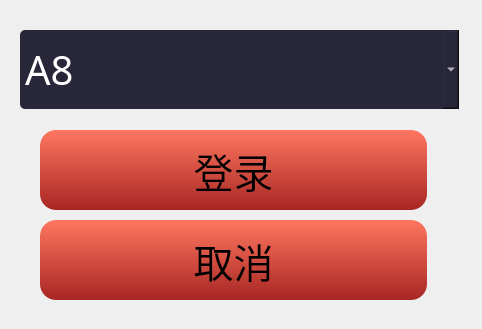
QPKJEDL/deskgame, file A89/login.ui: the form before one commit.
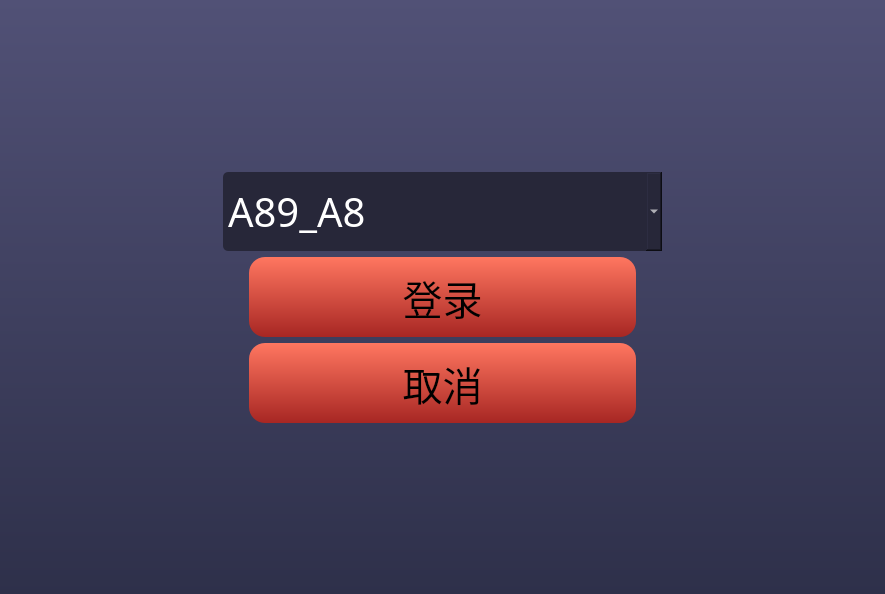
The form after the commit.

```diff
--- a/A89/login.ui
+++ b/A89/login.ui
@@ -6,22 +6,47 @@
    <rect>
     <x>0</x>
     <y>0</y>
-    <width>482</width>
-    <height>329</height>
+    <width>885</width>
+    <height>594</height>
    </rect>
   </property>
   <property name="windowTitle">
    <string>Form</string>
   </property>
+  <property name="styleSheet">
+   <string notr="true">background-color: qlineargradient(spread:pad, x1:0, y1:0, x2:0, y2:1, stop:0 rgba(81, 81, 118, 255), stop:1 rgba(46, 48, 74, 255));</string>
+  </property>
+  <layout class="QVBoxLayout" name="verticalLayout">
+   <item>
+    <spacer name="verticalSpacer">
+     <property name="orientation">
+      <enum>Qt::Vertical</enum>
+     </property>
+     <property name="sizeHint" stdset="0">
+      <size>
+       <width>20</width>
+       <height>100</height>
+      </size>
+     </property>
+    </spacer>
+   </item>
+   <item>
+    <layout class="QHBoxLayout" name="horizontalLayout_2">
+     <item>
+      <spacer name="horizontalSpacer">
+       <property name="orientation">
+        <enum>Qt::Horizontal</enum>
+       </property>
+       <property name="sizeHint" stdset="0">
+        <size>
+         <width>40</width>
+         <height>20</height>
+        </size>
+       </property>
+      </spacer>
+     </item>
+     <item>
   <widget class="QComboBox" name="comboBox">
-   <property name="geometry">
-    <rect>
-     <x>20</x>
-     <y>30</y>
-     <width>439</width>
-     <height>79</height>
-    </rect>
-   </property>
    <property name="minimumSize">
     <size>
      <width>439</width>
@@ -41,22 +66,43 @@
    </property>
    <item>
     <property name="text">
-     <string>A8</string>
+         <string>A89_A8</string>
     </property>
    </item>
   </widget>
-  <widget class="QPushButton" name="enter">
-   <property name="enabled">
-    <bool>true</bool>
-   </property>
-   <property name="geometry">
-    <rect>
-     <x>40</x>
-     <y>130</y>
-     <width>387</width>
-     <height>80</height>
-    </rect>
-   </property>
+     </item>
+     <item>
+      <spacer name="horizontalSpacer_2">
+       <property name="orientation">
+        <enum>Qt::Horizontal</enum>
+       </property>
+       <property name="sizeHint" stdset="0">
+        <size>
+         <width>40</width>
+         <height>20</height>
+        </size>
+       </property>
+      </spacer>
+     </item>
+    </layout>
+   </item>
+   <item>
+    <layout class="QHBoxLayout" name="horizontalLayout">
+     <item>
+      <spacer name="horizontalSpacer_3">
+       <property name="orientation">
+        <enum>Qt::Horizontal</enum>
+       </property>
+       <property name="sizeHint" stdset="0">
+        <size>
+         <width>40</width>
+         <height>20</height>
+        </size>
+       </property>
+      </spacer>
+     </item>
+     <item>
+      <widget class="QPushButton" name="pu_enter">
    <property name="minimumSize">
     <size>
      <width>387</width>
@@ -86,15 +132,39 @@
     <string>Enter</string>
    </property>
   </widget>
-  <widget class="QPushButton" name="cancel">
-   <property name="geometry">
-    <rect>
-     <x>40</x>
-     <y>220</y>
-     <width>387</width>
-     <height>80</height>
-    </rect>
-   </property>
+     </item>
+     <item>
+      <spacer name="horizontalSpacer_5">
+       <property name="orientation">
+        <enum>Qt::Horizontal</enum>
+       </property>
+       <property name="sizeHint" stdset="0">
+        <size>
+         <width>40</width>
+         <height>20</height>
+        </size>
+       </property>
+      </spacer>
+     </item>
+    </layout>
+   </item>
+   <item>
+    <layout class="QHBoxLayout" name="horizontalLayout_3">
+     <item>
+      <spacer name="horizontalSpacer_4">
+       <property name="orientation">
+        <enum>Qt::Horizontal</enum>
+       </property>
+       <property name="sizeHint" stdset="0">
+        <size>
+         <width>40</width>
+         <height>20</height>
+        </size>
+       </property>
+      </spacer>
+     </item>
+     <item>
+      <widget class="QPushButton" name="pu_cancel">
    <property name="minimumSize">
     <size>
      <width>387</width>
@@ -121,6 +191,36 @@
     <string>取消</string>
    </property>
   </widget>
+     </item>
+     <item>
+      <spacer name="horizontalSpacer_6">
+       <property name="orientation">
+        <enum>Qt::Horizontal</enum>
+       </property>
+       <property name="sizeHint" stdset="0">
+        <size>
+         <width>40</width>
+         <height>20</height>
+        </size>
+       </property>
+      </spacer>
+     </item>
+    </layout>
+   </item>
+   <item>
+    <spacer name="verticalSpacer_2">
+     <property name="orientation">
+      <enum>Qt::Vertical</enum>
+     </property>
+     <property name="sizeHint" stdset="0">
+      <size>
+       <width>20</width>
+       <height>100</height>
+      </size>
+     </property>
+    </spacer>
+   </item>
+  </layout>
  </widget>
  <resources/>
  <connections/>
```
Lines whose indentation alone changed are shown as unchanged.
